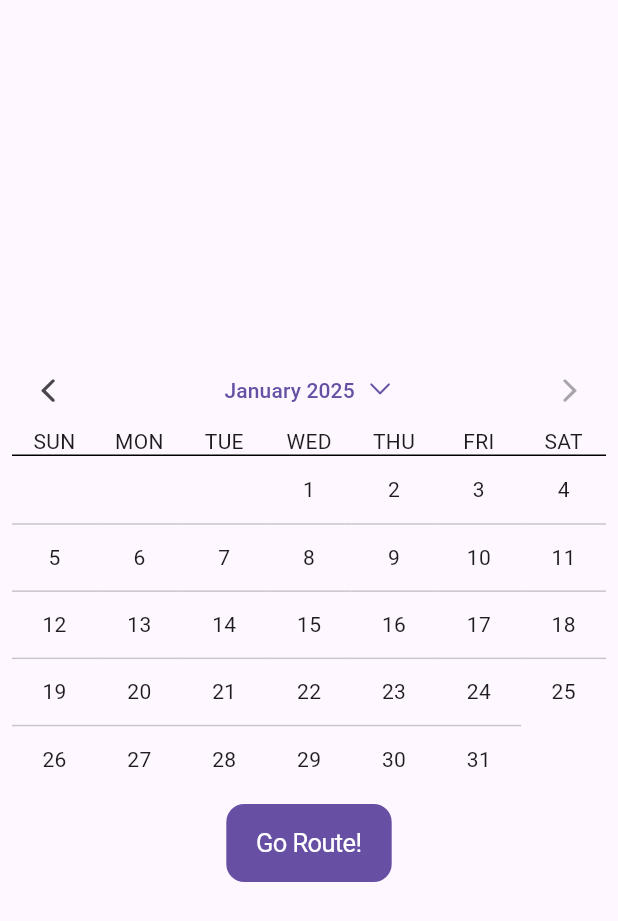
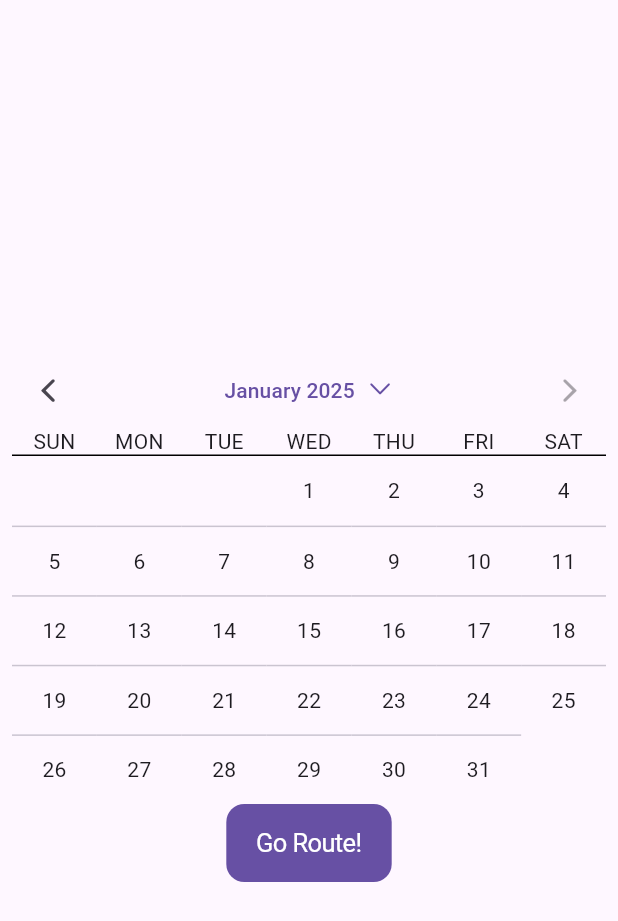
Before and after one commit to cia1099/ai_vocabulary, a Flutter app: the screen it shows after launch, on a phone screen of 412 x 824 dp. Shown: the top 921 px of the screen. Run offline on Flutter 3.47's test engine with Material 3 defaults, Android fonts, the phone set to English and light mode, and no system bars; drawn by our look-alikes of flutter_platform_widgets; our stand-ins replace audioplayers, azlistview, dotted_line, fl_chart, flutter_spinkit, lottie and 3 more; missing offline and left inert: flutter_web_frame, record, sqlite3.

Commit message:
completed Canlendar functions and layout

```diff
--- a/lib/widgets/calendar.dart
+++ b/lib/widgets/calendar.dart
@@ -34,13 +34,11 @@ class _CalendarState extends State<Calendar> {
     final dayList = [31, 28, 31, 30, 31, 30, 31, 31, 30, 31, 30, 31];
     if (year % 4 == 0) dayList[1] = 29;
     const weekday = ["SUN", "MON", "TUE", "WED", "THU", "FRI", "SAT"];
+    final colorScheme = Theme.of(context).colorScheme;
     final now = DateTime.now();
     final thisMonth = now.year - year + now.month - month;
     final offset = DateTime(year, month, 1).weekday % 7;
     final maxAnchor = dayList[month - 1] + offset - 1;
-    final textSize = Theme.of(context).textTheme.bodyMedium!.fontSize!;
-    final cellHeight = (widget.height - kTextTabBarHeight - textSize * 2) /
-        (maxAnchor / 7).ceil();
     return Column(
       children: [
         SizedBox(
@@ -57,9 +55,7 @@ class _CalendarState extends State<Calendar> {
                   padding: EdgeInsets.zero,
                   icon: const Icon(CupertinoIcons.chevron_back)),
               PlatformTextButton(
-                onPressed: () {
-                  final now = DateTime.now();
-                  showPlatformModalSheet(
+                onPressed: () => showPlatformModalSheet(
                   context: context,
                   builder: (context) => Container(
                     height: 216,
@@ -72,10 +68,15 @@ class _CalendarState extends State<Calendar> {
                         mode: CupertinoDatePickerMode.monthYear,
                         initialDateTime: DateTime(year, month),
                         maximumDate: DateTime(now.year, now.month),
-                          onDateTimeChanged: (dateTime) {}),
+                        onDateTimeChanged: (date) {
+                          final index = (now.year - date.year) * 12 +
+                              (now.month - date.month);
+                          pageController.animateToPage(index,
+                              duration: Durations.medium1,
+                              curve: Curves.fastOutSlowIn);
+                        }),
                   ),
-                  );
-                },
+                ),
                 padding: EdgeInsets.zero,
                 material: (_, __) => MaterialTextButtonData(
                     style: TextButton.styleFrom(
@@ -104,7 +105,7 @@ class _CalendarState extends State<Calendar> {
           ),
         ),
         Table(
-            // border: TableBorder.symmetric(outside: BorderSide()),
+            // border: const TableBorder.symmetric(outside: BorderSide()),
             children: [
               TableRow(
                   decoration:
@@ -114,11 +115,15 @@ class _CalendarState extends State<Calendar> {
               for (var anchor = 0; anchor < maxAnchor;)
                 TableRow(
                     children: List.generate(7, (_) {
-                  final colorScheme = Theme.of(context).colorScheme;
+                  final bodyMedium = Theme.of(context).textTheme.bodyMedium!;
+                  final textHeight = bodyMedium.height! * bodyMedium.fontSize!;
+                  final cellHeight =
+                      (widget.height - kTextTabBarHeight - textHeight) /
+                          (maxAnchor / 7).ceil();
                   final cell = anchor > maxAnchor || anchor < offset
                       ? const SizedBox.shrink()
                       : Container(
-                          constraints: BoxConstraints(minHeight: cellHeight),
+                          height: cellHeight,
                           alignment: const Alignment(0, 0),
                           decoration: anchor < 7
                               ? null
```
Lines whose indentation alone changed are shown as unchanged.
